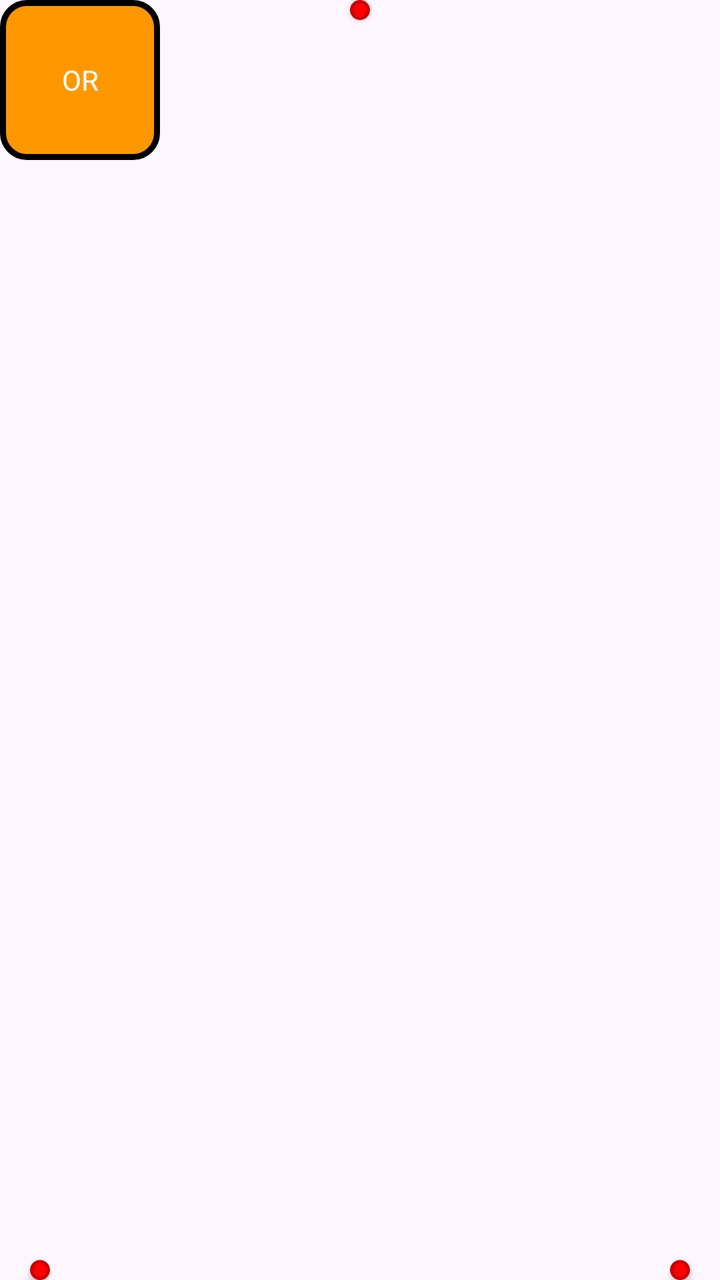
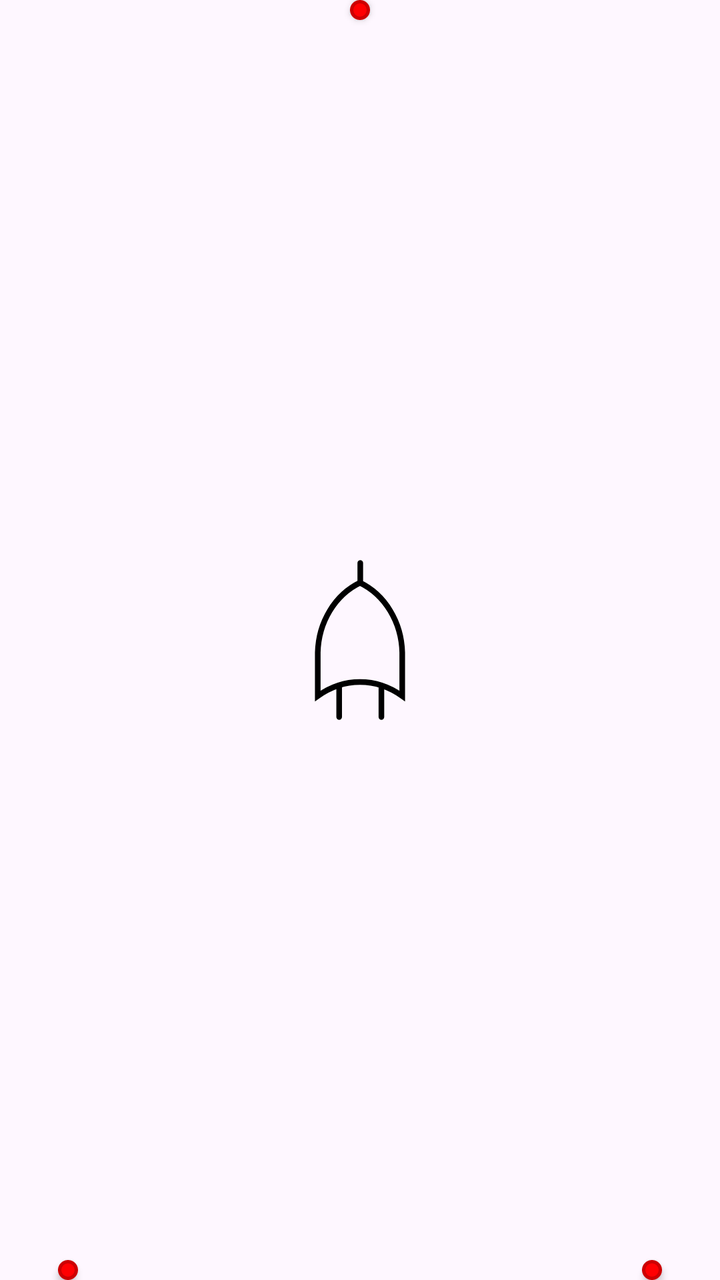

Compare the two renders of this Android layout. The source of the first and the diff that turns it into the second are given below.
<!-- AndroidManifest.xml: another module's application theme Theme.PintuLogika -->
<!-- res/layout/gates_or.xml -->
<?xml version="1.0" encoding="utf-8"?>
<FrameLayout
    xmlns:android="http://schemas.android.com/apk/res/android"
    xmlns:app="http://schemas.android.com/apk/res-auto"
    android:layout_width="80dp"
    android:layout_height="85dp">

    
    <View
        android:id="@+id/dot_output"
        android:layout_width="10dp"
        android:layout_height="10dp"
        android:tag="output_0"
        android:layout_gravity="top|center"
        android:background="@drawable/red_dot_indicator_stroke"
        android:translationZ="2dp" />

    
    <View
        android:id="@+id/dot_input_0"
        android:layout_width="10dp"
        android:layout_height="10dp"
        android:tag="input_0"
        android:background="@drawable/red_dot_indicator_stroke"
        android:layout_gravity="bottom|start"
        android:layout_marginStart="15dp"
        android:translationZ="2dp"/>

    
    <View
        android:id="@+id/dot_input_1"
        android:layout_width="10dp"
        android:layout_height="10dp"
        android:tag="input_1"
        android:background="@drawable/red_dot_indicator_stroke"
        android:layout_gravity="bottom|end"
        android:layout_marginEnd="15dp"
        android:translationZ="2dp" />

    
    <TextView
        android:id="@+id/and"
        android:layout_width="80dp"
        android:layout_height="80dp"
        android:background="@drawable/final_gate_background"
        android:gravity="center"
        android:text="OR"
        android:textColor="@color/white"
        app:layout_constraintTop_toTopOf="parent"
        app:layout_constraintBottom_toBottomOf="parent"
        app:layout_constraintStart_toStartOf="parent"
        app:layout_constraintEnd_toEndOf="parent" />

</FrameLayout>
<!-- resources referenced by this layout -->
<resources>
  <color name="white">#FFFFFFFF</color>
  <!-- drawable final_gate_background (drawable) -->
  <?xml version="1.0" encoding="utf-8"?>
  <shape xmlns:android="http://schemas.android.com/apk/res/android">
      <solid android:color="@color/orange_dark" />
      <corners android:radius="12dp" />
      <stroke
          android:width="3dp"
          android:color="@android:color/black" />
  </shape>
  <!-- drawable red_dot_indicator_stroke (drawable) -->
  <?xml version="1.0" encoding="utf-8"?>
  <shape xmlns:android="http://schemas.android.com/apk/res/android"
      android:shape="oval">
  
      
      <solid android:color="@color/red_indicator" />
  
      
      <stroke
          android:width="1.5dp"
          android:color="@color/red_dot_indicator" />
  </shape>
  <style name="Theme.PintuLogika" parent="Base.Theme.PintuLogika" />
  <color name="orange_dark">#FF9800</color>
  <color name="red_indicator">#FF0002</color>
  <color name="red_dot_indicator">#CC0002</color>
  <style name="Base.Theme.PintuLogika" parent="Theme.Material3.DayNight.NoActionBar">
          
          
      </style>
</resources>

<!-- the commit's change to res/layout/gates_or.xml (unified diff, before → after) -->
@@ -2,8 +2,8 @@
 <FrameLayout
     xmlns:android="http://schemas.android.com/apk/res/android"
     xmlns:app="http://schemas.android.com/apk/res-auto"
-    android:layout_width="80dp"
-    android:layout_height="85dp">
+    android:layout_width="90dp"
+    android:layout_height="95dp">
 
     
     <View
@@ -23,7 +23,7 @@
         android:tag="input_0"
         android:background="@drawable/red_dot_indicator_stroke"
         android:layout_gravity="bottom|start"
-        android:layout_marginStart="15dp"
+        android:layout_marginStart="29dp"
         android:translationZ="2dp"/>
 
     
@@ -34,17 +34,17 @@
         android:tag="input_1"
         android:background="@drawable/red_dot_indicator_stroke"
         android:layout_gravity="bottom|end"
-        android:layout_marginEnd="15dp"
+        android:layout_marginEnd="29dp"
         android:translationZ="2dp" />
 
     
-    <TextView
+    <ImageView
         android:id="@+id/and"
         android:layout_width="80dp"
         android:layout_height="80dp"
-        android:background="@drawable/final_gate_background"
-        android:gravity="center"
+        android:src="@drawable/ic_gate_or_40"
         android:text="OR"
+        android:layout_gravity="center"
         android:textColor="@color/white"
         app:layout_constraintTop_toTopOf="parent"
         app:layout_constraintBottom_toBottomOf="parent"
<!-- resource entries referenced after the edit -->
@@ -1,15 +1,24 @@
 <!-- resources referenced by this layout -->
 <resources>
   <color name="white">#FFFFFFFF</color>
-  <!-- drawable final_gate_background (drawable) -->
-  <?xml version="1.0" encoding="utf-8"?>
-  <shape xmlns:android="http://schemas.android.com/apk/res/android">
-      <solid android:color="@color/orange_dark" />
-      <corners android:radius="12dp" />
-      <stroke
-          android:width="3dp"
-          android:color="@android:color/black" />
-  </shape>
+  <!-- drawable ic_gate_or_40 (drawable) -->
+  <vector xmlns:android="http://schemas.android.com/apk/res/android"
+      android:width="161dp"
+      android:height="284dp"
+      android:viewportWidth="161"
+      android:viewportHeight="284">
+    <path
+        android:pathData="M81,40.95V5.38M43.5,278.63L43.5,222.94M118.5,278.63V222.94"
+        android:strokeWidth="10"
+        android:fillColor="#00000000"
+        android:strokeColor="#000000"
+        android:strokeLineCap="round"/>
+    <path
+        android:pathData="M5.5,164.17C6.89,110.14 36.14,61.9 80.5,40.43C124.86,61.9 154.11,110.14 155.5,164.17V241.5C109.09,208.35 51.91,208.35 5.5,241.5L5.5,164.17Z"
+        android:strokeWidth="10"
+        android:fillColor="#00000000"
+        android:strokeColor="#000000"/>
+  </vector>
   <!-- drawable red_dot_indicator_stroke (drawable) -->
   <?xml version="1.0" encoding="utf-8"?>
   <shape xmlns:android="http://schemas.android.com/apk/res/android"
@@ -24,12 +33,22 @@
           android:color="@color/red_dot_indicator" />
   </shape>
   <style name="Theme.PintuLogika" parent="Base.Theme.PintuLogika" />
-  <color name="orange_dark">#FF9800</color>
   <color name="red_indicator">#FF0002</color>
   <color name="red_dot_indicator">#CC0002</color>
   <style name="Base.Theme.PintuLogika" parent="Theme.Material3.DayNight.NoActionBar">
           
           
+  
+  
+          <item name="android:statusBarColor">@android:color/transparent</item>
+          <item name="android:windowTranslucentStatus">true</item>
+          <item name="android:windowLightStatusBar">true</item> 
+  
+          <item name="android:windowSplashScreenBackground">@color/white</item>
+          <item name="android:windowSplashScreenAnimatedIcon">@drawable/logo</item>
+          <item name="android:windowSplashScreenIconBackgroundColor">@android:color/transparent</item>
+          <item name="postSplashScreenTheme">@style/Theme.PintuLogika</item>
       </style>
+  <!-- drawable logo: vector/xml drawable (drawable, 42423 chars, omitted) -->
 </resources>
 
